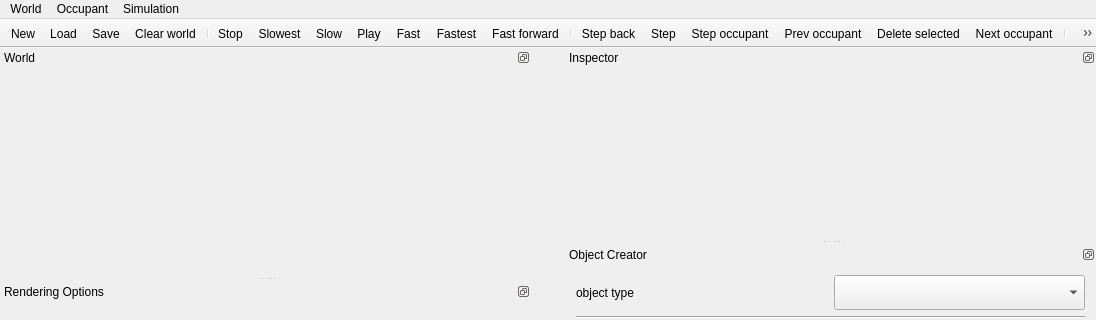
Old version of the form gui/mainwindow.ui in the repository taliesinb/floatworld; both pictures show x 0 to 1096 and y 0 to 320 of the 1096 by 759 pixel window.
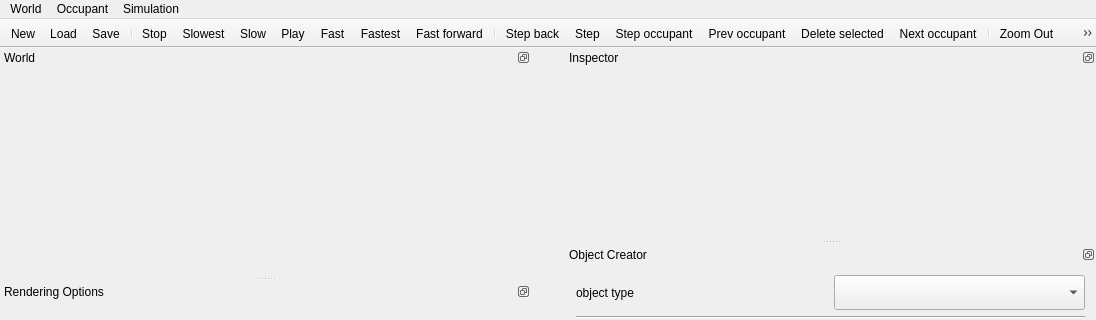
New version of the form. Icons and pictures are not drawn. Custom widgets are drawn as their Qt base class.

```diff
--- a/gui/mainwindow.ui
+++ b/gui/mainwindow.ui
@@ -114,7 +114,6 @@
    <addaction name="actionNew"/>
    <addaction name="actionLoad"/>
    <addaction name="actionSave"/>
-   <addaction name="actionClearAll"/>
    <addaction name="separator"/>
    <addaction name="actionStop"/>
    <addaction name="actionPlaySlowest"/>
```
